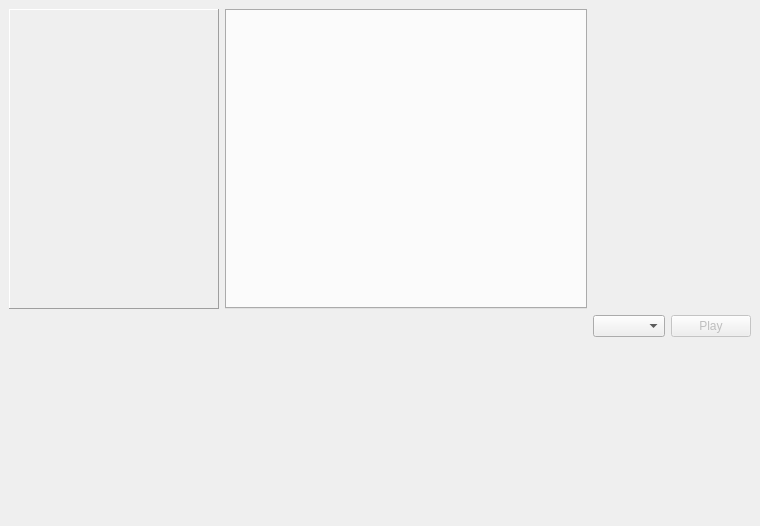
hasanpasha/anunnaki, file src/anunnaki/resources/media.ui: the form before one commit.
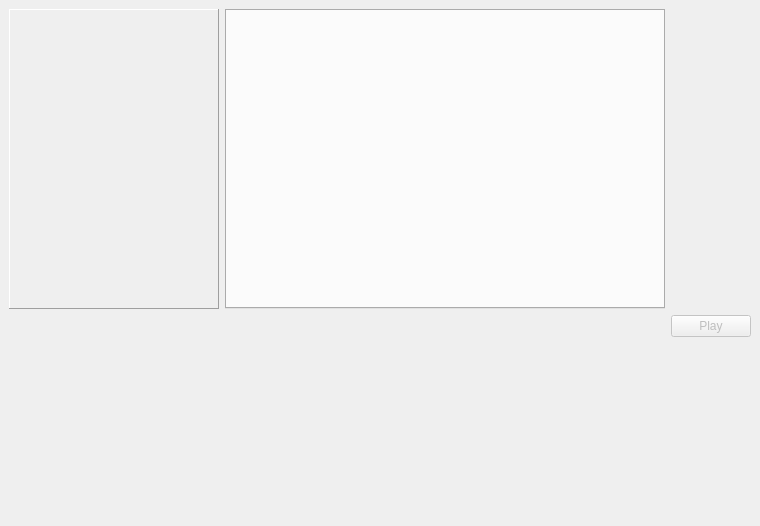
The form after the commit.

What changed in the file:
```diff
--- a/src/anunnaki/resources/media.ui
+++ b/src/anunnaki/resources/media.ui
@@ -103,9 +103,6 @@
          </item>
          <item row="4" column="2">
           <layout class="QHBoxLayout" name="horizontalLayout">
-           <item>
-            <widget class="QComboBox" name="videos"/>
-           </item>
            <item>
             <widget class="QPushButton" name="play_btn">
              <property name="enabled">
```
Left out of the diff: 32 changed lines with no effect on the pictures.
